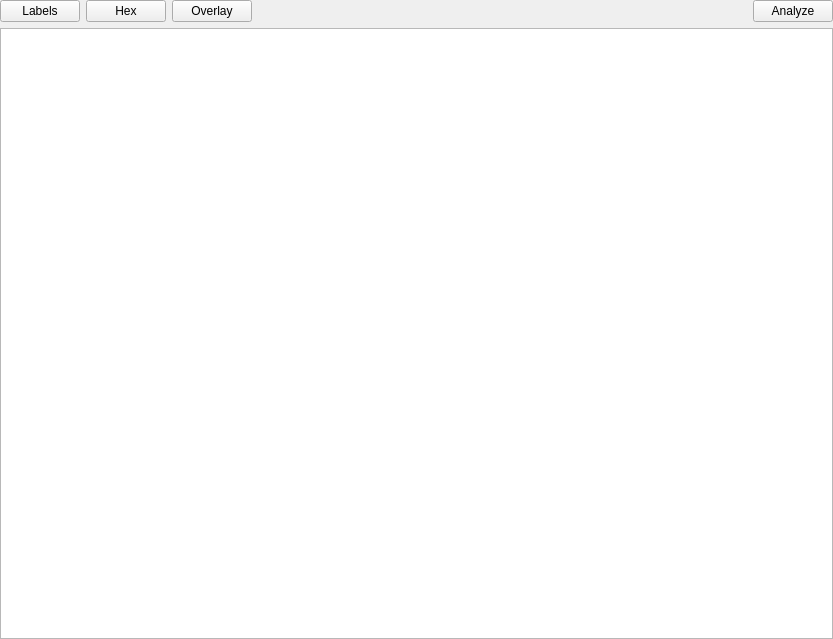
Old version of the form xdisasmwidget.ui in the repository horsicq/XDisasm.
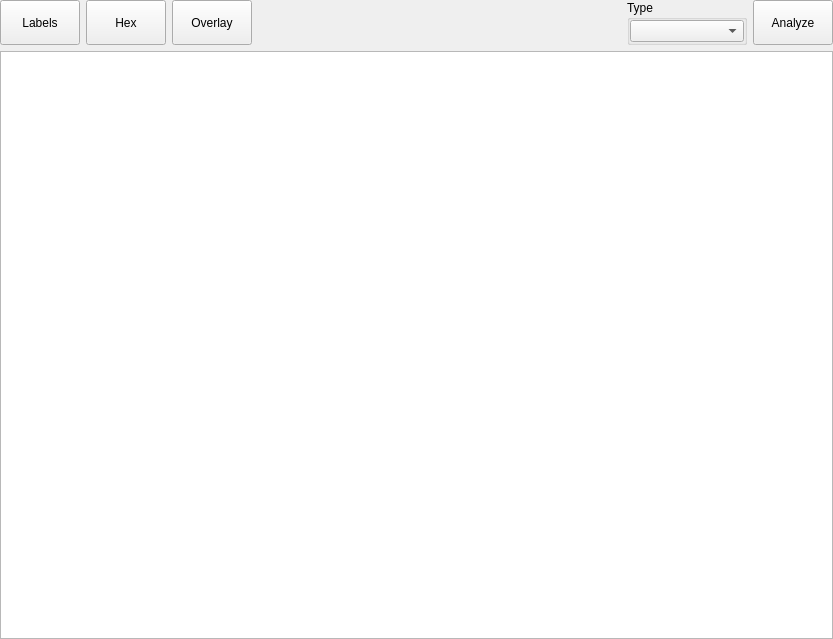
New version of the form.

```diff
--- a/xdisasmwidget.ui
+++ b/xdisasmwidget.ui
@@ -13,7 +13,7 @@
   <property name="windowTitle">
    <string notr="true">Form</string>
   </property>
-  <layout class="QVBoxLayout" name="verticalLayout">
+  <layout class="QVBoxLayout" name="verticalLayout_2">
    <property name="leftMargin">
     <number>0</number>
    </property>
@@ -30,6 +30,12 @@
     <layout class="QHBoxLayout" name="horizontalLayout">
      <item>
       <widget class="QPushButton" name="pushButtonLabels">
+       <property name="sizePolicy">
+        <sizepolicy hsizetype="Minimum" vsizetype="Preferred">
+         <horstretch>0</horstretch>
+         <verstretch>0</verstretch>
+        </sizepolicy>
+       </property>
        <property name="text">
         <string>Labels</string>
        </property>
@@ -37,6 +43,12 @@
      </item>
      <item>
       <widget class="QPushButton" name="pushButtonHex">
+       <property name="sizePolicy">
+        <sizepolicy hsizetype="Minimum" vsizetype="Preferred">
+         <horstretch>0</horstretch>
+         <verstretch>0</verstretch>
+        </sizepolicy>
+       </property>
        <property name="text">
         <string>Hex</string>
        </property>
@@ -44,6 +56,12 @@
      </item>
      <item>
       <widget class="QPushButton" name="pushButtonOverlay">
+       <property name="sizePolicy">
+        <sizepolicy hsizetype="Minimum" vsizetype="Preferred">
+         <horstretch>0</horstretch>
+         <verstretch>0</verstretch>
+        </sizepolicy>
+       </property>
        <property name="text">
         <string>Overlay</string>
        </property>
@@ -62,8 +80,44 @@
        </property>
       </spacer>
      </item>
+     <item>
+      <widget class="QGroupBox" name="groupBoxType">
+       <property name="minimumSize">
+        <size>
+         <width>120</width>
+         <height>0</height>
+        </size>
+       </property>
+       <property name="title">
+        <string>Type</string>
+       </property>
+       <layout class="QVBoxLayout" name="verticalLayout">
+        <property name="leftMargin">
+         <number>0</number>
+        </property>
+        <property name="topMargin">
+         <number>0</number>
+        </property>
+        <property name="rightMargin">
+         <number>0</number>
+        </property>
+        <property name="bottomMargin">
+         <number>0</number>
+        </property>
+        <item>
+         <widget class="QComboBox" name="comboBoxType"/>
+        </item>
+       </layout>
+      </widget>
+     </item>
      <item>
       <widget class="QPushButton" name="pushButtonAnalyze">
+       <property name="sizePolicy">
+        <sizepolicy hsizetype="Minimum" vsizetype="Preferred">
+         <horstretch>0</horstretch>
+         <verstretch>0</verstretch>
+        </sizepolicy>
+       </property>
        <property name="text">
         <string>Analyze</string>
        </property>
@@ -73,6 +127,12 @@
    </item>
    <item>
     <widget class="QTableView" name="tableViewDisasm">
+     <property name="sizePolicy">
+      <sizepolicy hsizetype="Expanding" vsizetype="Expanding">
+       <horstretch>0</horstretch>
+       <verstretch>0</verstretch>
+      </sizepolicy>
+     </property>
      <property name="contextMenuPolicy">
       <enum>Qt::CustomContextMenu</enum>
      </property>
```
